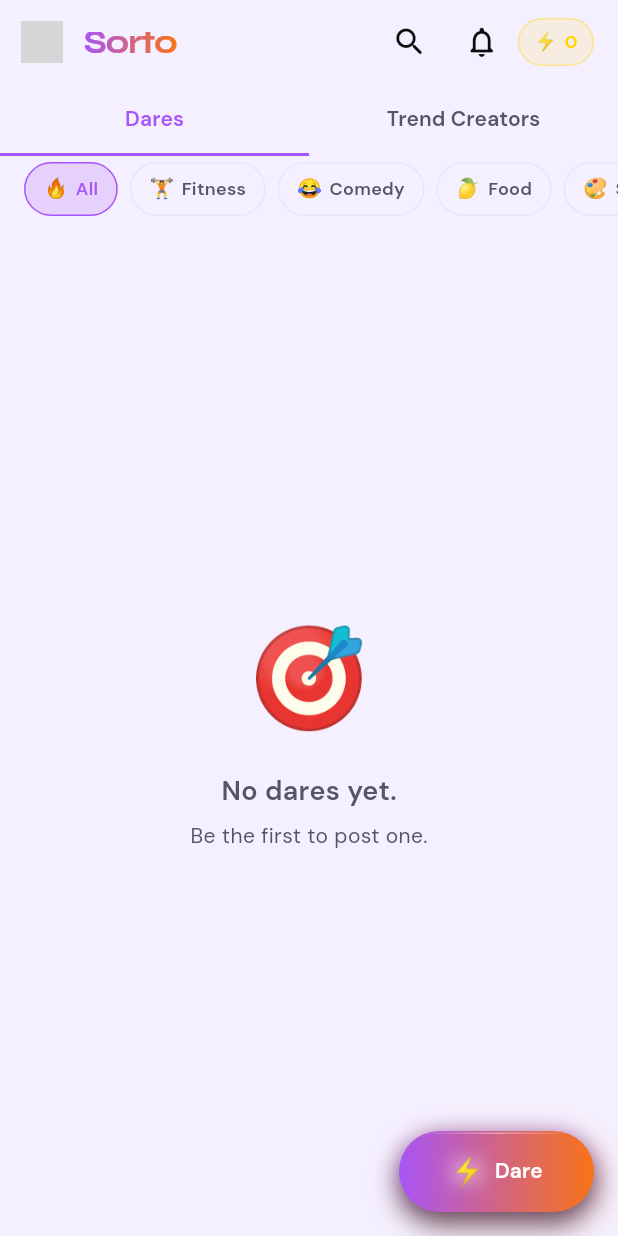
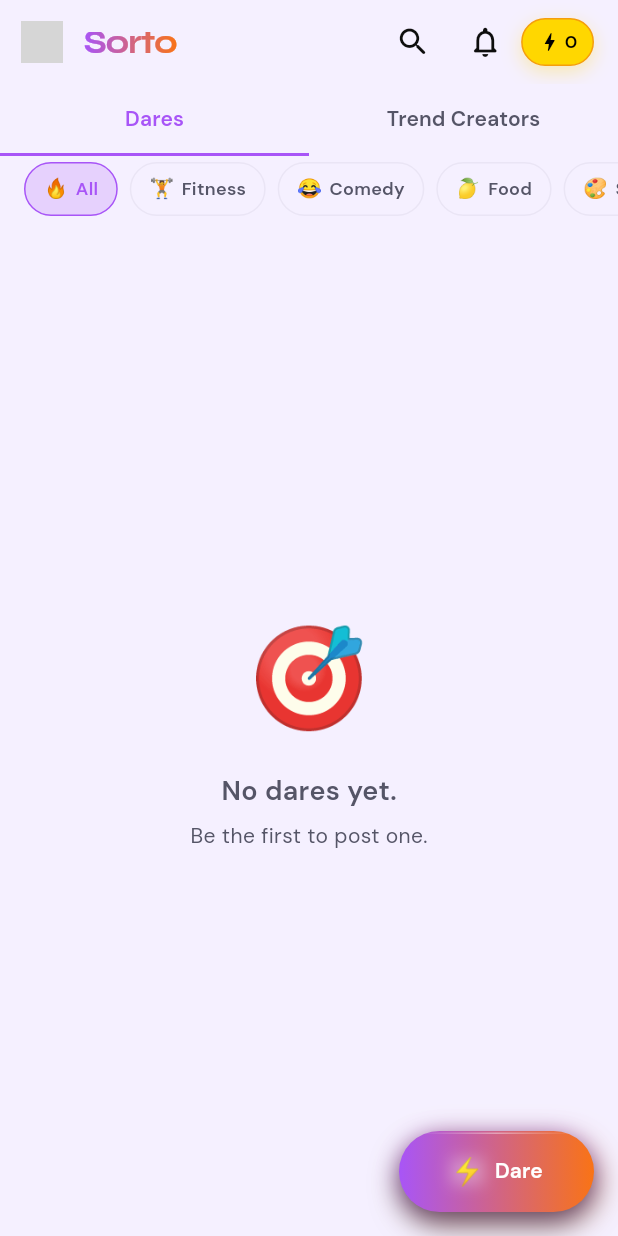
Before and after one commit to Mister-Ritom/sorto, a Flutter app: the screen it shows once a user with an empty profile is signed in, on a phone screen of 412 x 824 dp. Run offline on Flutter 3.47's test engine with Material 3 defaults, Android fonts, the phone set to English and light mode, and no system bars; drawn by our look-alikes of flutter_animate; our stand-ins replace cached_network_image, flutter_riverpod, go_router, google_fonts, image_picker, shared_preferences and 3 more; missing offline and left inert: purchases_flutter, razorpay_web; accounts and stored records are empty; network calls fail; grey boxes are pictures that could not be loaded.

Commit message:
feat: update CoinChip design with adaptive theme-based styling and improved visual hierarchy

```diff
--- a/lib/core/router/app_router.dart
+++ b/lib/core/router/app_router.dart
@@ -107,7 +107,7 @@ final appRouterProvider = Provider<GoRouter>((ref) {
   final authNotifier = ref.watch(authStateListenableProvider);
 
   return GoRouter(
-    debugLogDiagnostics: true,
+    debugLogDiagnostics: false,
     refreshListenable: authNotifier,
     initialLocation: Routes.splash,
 
--- a/lib/shared/widgets/coin_chip.dart
+++ b/lib/shared/widgets/coin_chip.dart
@@ -7,11 +7,7 @@ import '../../core/theme/app_typography.dart';
 import '../../features/auth/auth_provider.dart';
 
 class CoinChip extends ConsumerStatefulWidget {
-  const CoinChip({
-    super.key,
-    this.onTap,
-    this.compact = false,
-  });
+  const CoinChip({super.key, this.onTap, this.compact = false});
 
   final VoidCallback? onTap;
   final bool compact;
@@ -32,6 +28,18 @@ class _CoinChipState extends ConsumerState<CoinChip> {
     final didIncrease = _prev != null && balance > _prev!;
     _prev = balance;
 
+    final isDark = Theme.of(context).brightness == Brightness.dark;
+
+    // Light mode: Vibrant Solid Gold Pill for maximum "pop"
+    // Dark mode: Subtle Ghost Pill to match the dark aesthetic
+    final coinTextColor = isDark ? AppColors.coinGold : Colors.black;
+    final coinBgColor = isDark
+        ? AppColors.coinGold.withOpacity(0.12)
+        : AppColors.coinGold;
+    final coinBorderColor = isDark
+        ? AppColors.coinGold.withOpacity(0.35)
+        : AppColors.coinGoldDim;
+
     return GestureDetector(
       onTap: widget.onTap,
       child: AnimatedContainer(
@@ -40,22 +48,33 @@ class _CoinChipState extends ConsumerState<CoinChip> {
             ? const EdgeInsets.symmetric(horizontal: 10, vertical: 6)
             : const EdgeInsets.symmetric(horizontal: 14, vertical: 8),
         decoration: BoxDecoration(
-          color: AppColors.coinGold.withOpacity(0.12),
+          color: coinBgColor,
           borderRadius: BorderRadius.circular(100),
-          border: Border.all(
-            color: AppColors.coinGold.withOpacity(0.35),
-            width: 1,
-          ),
+          border: Border.all(color: coinBorderColor, width: 1),
+          boxShadow: isDark
+              ? null
+              : [
+                  BoxShadow(
+                    color: AppColors.coinGold.withOpacity(0.3),
+                    blurRadius: 10,
+                    offset: const Offset(0, 4),
+                  ),
+                ],
         ),
         child: Row(
           mainAxisSize: MainAxisSize.min,
           children: [
-            Text('⚡', style: TextStyle(fontSize: widget.compact ? 12 : 14)),
-            const SizedBox(width: 5),
+            Icon(
+              Icons.bolt_rounded,
+              color: coinTextColor,
+              size: widget.compact ? 16 : 18,
+            ),
+            const SizedBox(width: 2),
             _AnimatedBalance(
               balance: balance,
               compact: widget.compact,
               animate: didIncrease,
+              color: coinTextColor,
             ),
           ],
         ),
@@ -69,11 +88,13 @@ class _AnimatedBalance extends StatefulWidget {
     required this.balance,
     required this.compact,
     required this.animate,
+    required this.color,
   });
 
   final int balance;
   final bool compact;
   final bool animate;
+  final Color color;
 
   @override
   State<_AnimatedBalance> createState() => _AnimatedBalanceState();
@@ -99,8 +120,7 @@ class _AnimatedBalanceState extends State<_AnimatedBalance>
     _anim = CurvedAnimation(parent: _ctrl, curve: Curves.easeOutCubic);
     _anim.addListener(() {
       setState(() {
-        _displayed =
-            (_from + (_target - _from) * _anim.value).round();
+        _displayed = (_from + (_target - _from) * _anim.value).round();
       });
     });
   }
@@ -128,8 +148,8 @@ class _AnimatedBalanceState extends State<_AnimatedBalance>
       text,
       key: ValueKey(_displayed),
       style: widget.compact
-          ? AppTypography.labelM(color: AppColors.coinGold)
-          : AppTypography.labelL(color: AppColors.coinGold),
+          ? AppTypography.labelM(color: widget.color)
+          : AppTypography.labelL(color: widget.color),
     );
 
     if (widget.animate && _ctrl.isAnimating) {
@@ -149,7 +169,9 @@ class _AnimatedBalanceState extends State<_AnimatedBalance>
     }
     if (n >= 1000) {
       return n.toString().replaceAllMapped(
-          RegExp(r'(\d{1,3})(?=(\d{3})+(?!\d))'), (m) => '${m[1]},');
+        RegExp(r'(\d{1,3})(?=(\d{3})+(?!\d))'),
+        (m) => '${m[1]},',
+      );
     }
     return n.toString();
   }
@@ -172,7 +194,8 @@ class CoinAmount extends StatelessWidget {
 
   @override
   Widget build(BuildContext context) {
-    final c = color ?? AppColors.coinGold;
+    final isDark = Theme.of(context).brightness == Brightness.dark;
+    final c = color ?? (isDark ? AppColors.coinGold : Colors.black);
     final (fontSize, iconSize) = switch (size) {
       CoinAmountSize.small => (12.0, 12.0),
       CoinAmountSize.medium => (16.0, 16.0),
@@ -185,9 +208,8 @@ class CoinAmount extends StatelessWidget {
       crossAxisAlignment: CrossAxisAlignment.center,
       children: [
         if (showIcon) ...[
-          Text('⚡',
-              style: TextStyle(fontSize: iconSize * 0.85)),
-          const SizedBox(width: 4),
+          Icon(Icons.bolt_rounded, color: c, size: iconSize),
+          const SizedBox(width: 2),
         ],
         Text(
           '${amount.toString().replaceAllMapped(RegExp(r'(\d{1,3})(?=(\d{3})+(?!\d))'), (m) => '${m[1]},')}',
```
